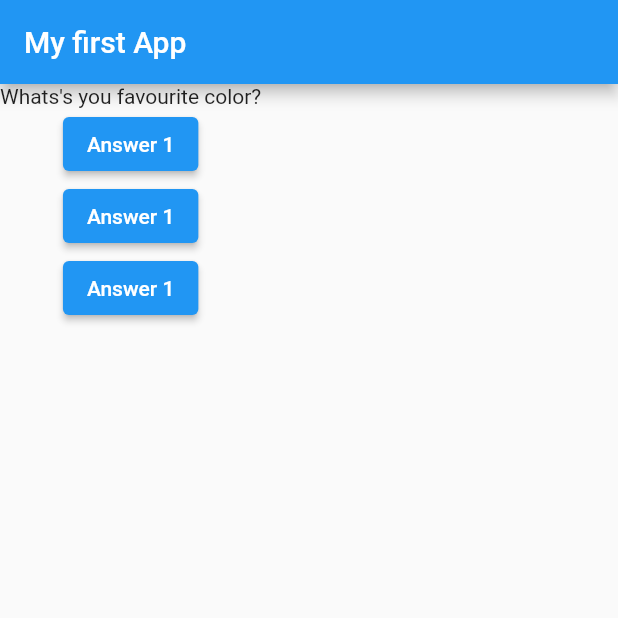
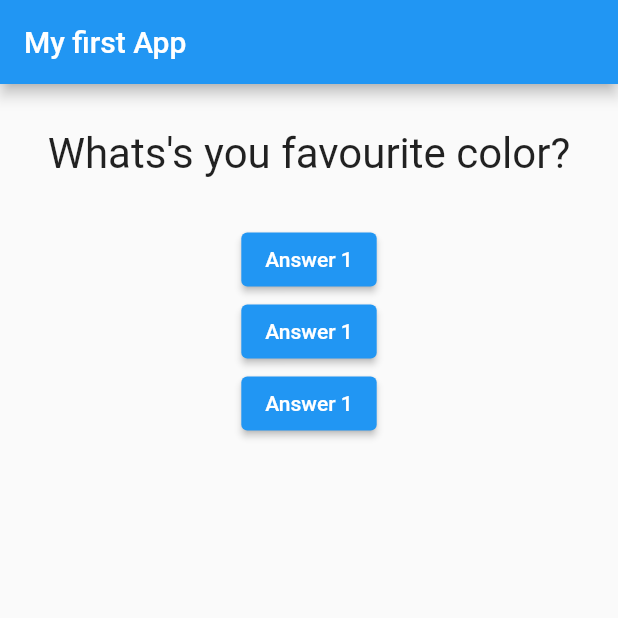
Before and after one commit to devjasha/Flutter-Quiz-App, a Flutter app: the screen it shows after launch, on a phone screen of 412 x 824 dp, the top half of it. Run offline on Flutter 3.47's test engine with Material 2 defaults, Android fonts, the light colour scheme and no system bars.

Commit message:
feat(question): add

```diff
--- a/lib/question.dart
+++ b/lib/question.dart
@@ -7,6 +7,14 @@
 
   @override
   Widget build(BuildContext context) {
-    return Text(questionText);
+    return Container(
+      width: double.infinity,
+      margin: EdgeInsets.all(30),
+      child: Text(
+        questionText,
+        style: TextStyle(fontSize: 28),
+        textAlign: TextAlign.center,
+      ),
+    );
   }
 }
```
